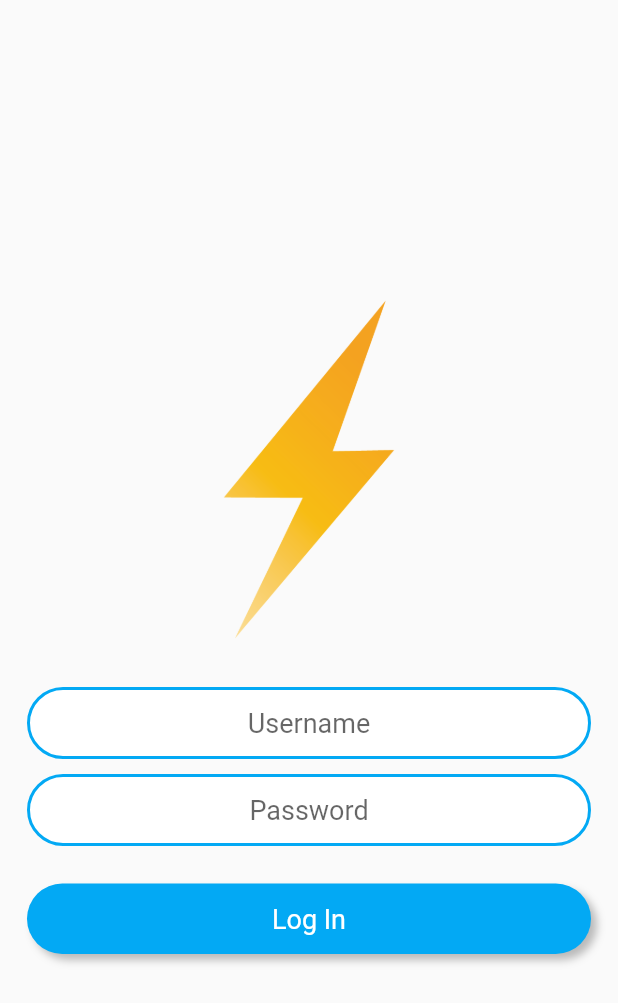
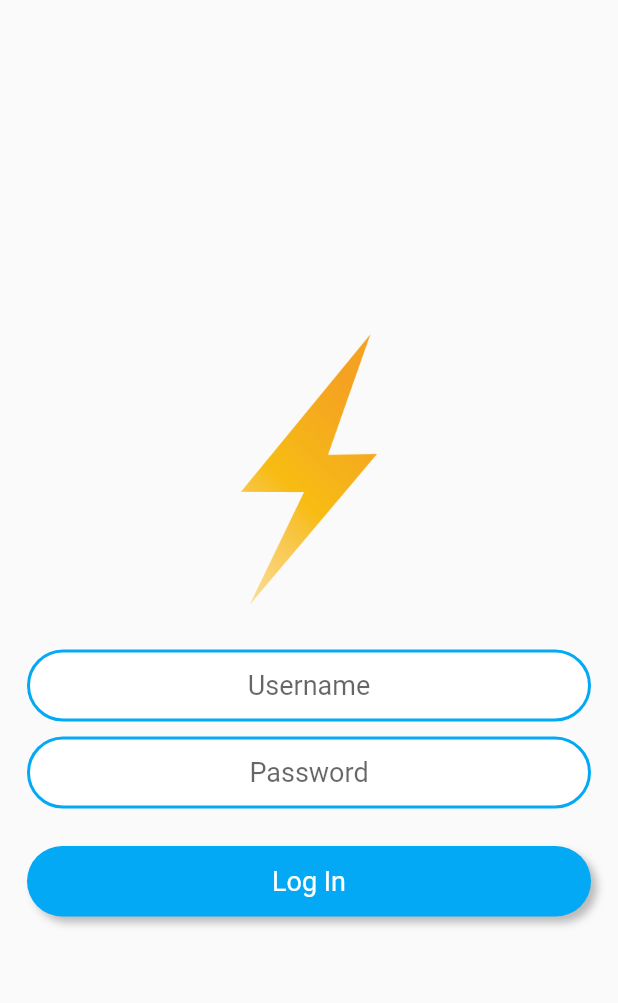
Before and after one commit to guirisnik/flutter-apps, a Flutter app: the LoginRoute screen opened directly, on a phone screen of 412 x 824 dp. Shown: the top 1003 px of the screen. Run offline on Flutter 3.47's test engine with Material 2 defaults, Android fonts, the phone set to English and light mode, and no system bars; our stand-ins replace audioplayers, fl_chart, flutter_icons, flutter_spinkit, font_awesome_flutter, geolocator and 1 more.

Commit message:
add named route constant and hero logo

```diff
--- a/flash_chat/lib/routes/login_route.dart
+++ b/flash_chat/lib/routes/login_route.dart
@@ -1,8 +1,11 @@
 import 'package:flutter/material.dart';
 import 'package:flash_chat/components/input.dart';
 import 'package:flash_chat/components/buttons.dart';
+import 'package:flash_chat/components/logo.dart';
 
 class LoginRoute extends StatefulWidget {
+  static const routeName = '/login';
+
   @override
   _LoginRouteState createState() => _LoginRouteState();
 }
@@ -17,9 +20,9 @@ class _LoginRouteState extends State<LoginRoute> {
           mainAxisAlignment: MainAxisAlignment.center,
           crossAxisAlignment: CrossAxisAlignment.stretch,
           children: [
-            Container(
-              child: Image.asset('images/logo.png'),
-              height: 250.0,
+            Hero(
+              tag: Logo.heroTag,
+              child: Logo(size: 200.0,),
             ),
             SizedBox(height: 20.0,),
             Input(placeholder: 'Username',),
```
